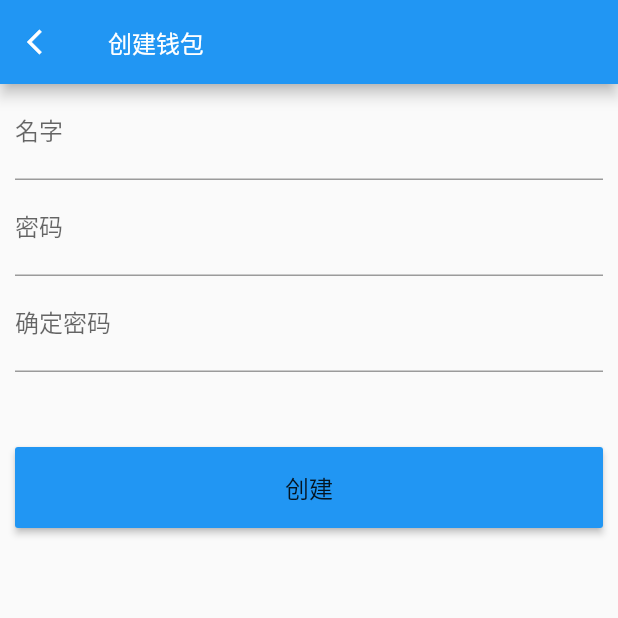
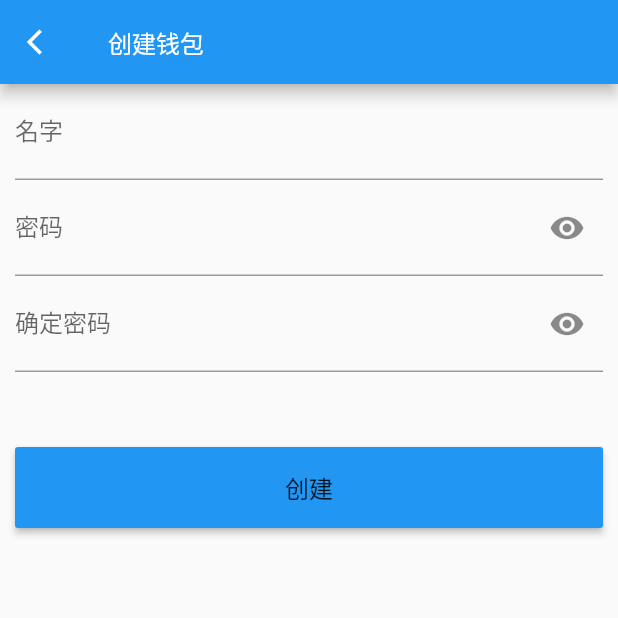
Before and after one commit to wupeilinloveu/flutter_sqlite, a Flutter app: the CreateWallet screen opened directly, on a phone screen of 412 x 824 dp, the top half of it. Run offline on Flutter 3.47's test engine with Material 2 defaults, Android fonts, the phone set to English and light mode, and no system bars; our stand-ins replace fluro, hex, sqflite; missing offline and left inert: bip39, ed25519_hd_key, web3dart; accounts and stored records are empty; statements that could not run were skipped.

Commit message:
优化代码

```diff
--- a/lib/ui/create_wallet_page.dart
+++ b/lib/ui/create_wallet_page.dart
@@ -1,14 +1,14 @@
 import 'dart:async';
 import 'package:flutter/cupertino.dart';
 import 'package:flutter/material.dart';
-import 'package:ed25519_hd_key/ed25519_hd_key.dart';
 import 'package:flutter_sqlite/commons/navigate_to_page.dart';
 import 'package:flutter_sqlite/commons/strings.dart';
 import 'package:flutter_sqlite/routes/route.dart';
 import 'package:flutter_sqlite/sqlite/sqlite_wallet.dart';
+import 'package:bip39/bip39.dart' as bip39;
+import 'package:ed25519_hd_key/ed25519_hd_key.dart';
+import "package:hex/hex.dart";
 import 'package:web3dart/web3dart.dart';
-import "package:hex/hex.dart";
-import 'package:bip39/bip39.dart' as bip39;
 
 class CreateWallet extends StatefulWidget {
   @override
@@ -19,6 +19,11 @@ class CreateWalletState extends State<CreateWallet> {
   TextEditingController _name = new TextEditingController();
   TextEditingController _password = new TextEditingController();
   TextEditingController _confirmPassword = new TextEditingController();
+  bool _isObscure = true;
+  Color _eyeColor;
+  bool _isObscure2 = true;
+  Color _eyeColor2;
+
   SqliteWallet _sqliteWallet = new SqliteWallet();
   String _address;
 
@@ -51,20 +56,45 @@ class CreateWalletState extends State<CreateWallet> {
                 ),
                 new TextField(
                   controller: _password,
-                  obscureText: true,
+                  obscureText: _isObscure,
                   maxLines: 1,
                   decoration: new InputDecoration(
                       hintText: Strings.passwordRequired,
-                      labelText: Strings.password),
+                      labelText: Strings.password,
+                   suffixIcon:  IconButton(
+                     icon: Icon(
+                       Icons.remove_red_eye,
+                       color: _eyeColor,
+                     ),
+                     onPressed: (){
+                       setState(() {
+                         _isObscure = !_isObscure;
+                         _eyeColor = _isObscure ? Colors.grey : Colors.black;
+                       });
+                     },
+                   )),
                   keyboardType: TextInputType.text,
                 ),
                 new TextField(
                   controller: _confirmPassword,
-                  obscureText: true,
+                  obscureText: _isObscure2,
                   maxLines: 1,
                   decoration: new InputDecoration(
                       hintText: Strings.confirmPasswordRequired,
-                      labelText: Strings.confirmPassword),
+                      labelText: Strings.confirmPassword,
+                  suffixIcon: IconButton(
+                    icon: Icon(
+                      Icons.remove_red_eye,
+                      color: _eyeColor2,
+                    ),
+                    onPressed: (){
+                      setState(() {
+                        _isObscure2 = !_isObscure2;
+                        _eyeColor2 = _isObscure2 ? Colors.grey : Colors.black;
+                      });
+                    },
+                  )
+                  ),
                   keyboardType: TextInputType.text,
                 ),
                 _buildCreateWalletBottom(context)
@@ -125,9 +155,9 @@ class CreateWalletState extends State<CreateWallet> {
     await _sqliteWallet.close();//关闭数据库
   }
 
-  Future _getWalletAddress(String mnemonic) async {
+  Future _getWalletAddress(String password) async {
     //随机生成助记词
-    String seed = bip39.mnemonicToSeedHex(mnemonic);
+    String seed = bip39.mnemonicToSeedHex(password);
     KeyData master = ED25519_HD_KEY.getMasterKeyFromSeed(seed);
     //通过助记词生成私钥
     String privateKey = HEX.encode(master.key);
--- a/lib/ui/home_page.dart
+++ b/lib/ui/home_page.dart
@@ -160,7 +160,6 @@ class _HomePageState extends State<HomePage> {
     await _sqliteWallet.close();
     setState(() {
       _walletList = queryWalletAddressList;
-      print("address "+_walletList.toString());
     });
   }
 }
--- a/pubspec.yaml
+++ b/pubspec.yaml
@@ -33,7 +33,6 @@ dependencies:
   ed25519_hd_key: ^1.0.1
   web3dart: ^1.2.3
   hex: ^0.1.2
-  sacco: ^0.1.4
   sqflite: 1.3.1
 
 dev_dependencies:
```
Also changed, not shown: lib/ui/wallet_manger_page.dart (+4 -19 lines), pubspec.lock.
